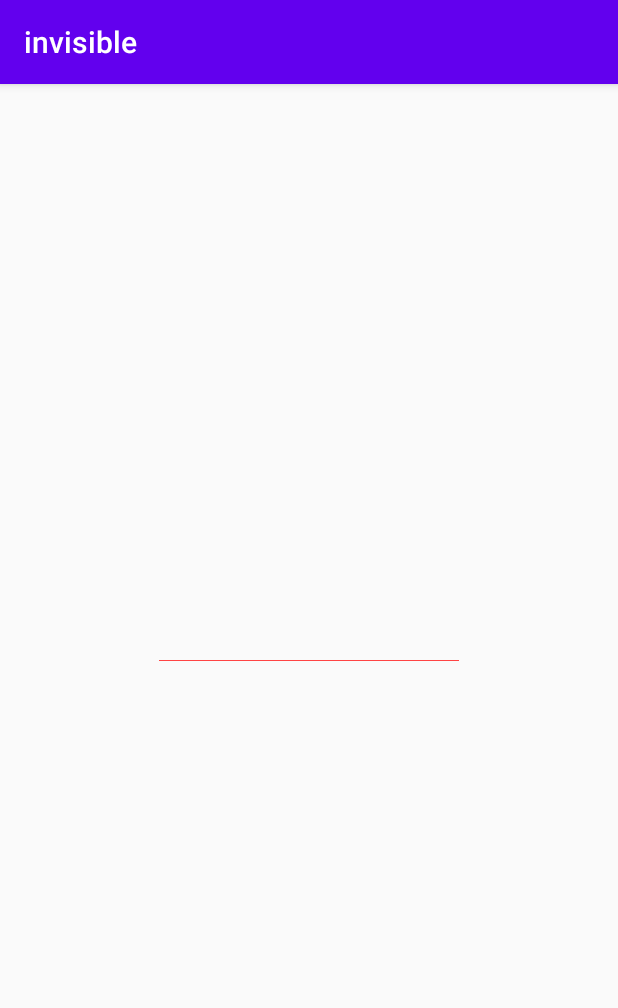
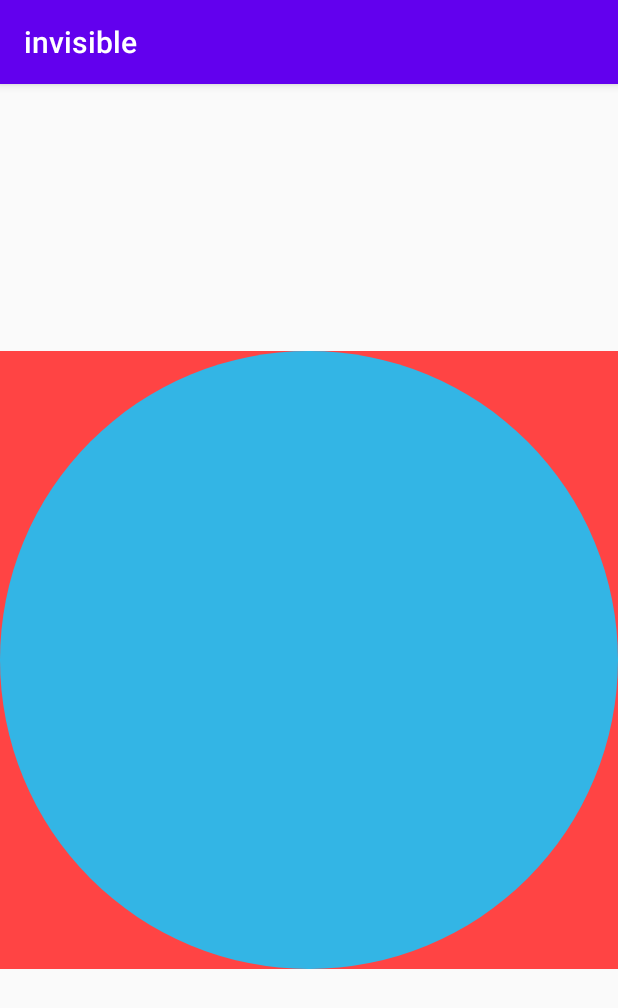
Before and after one commit to YerimYerim/INVISIBLE, an Android app: the screen it shows after launch (MainActivity), on a phone screen of 412 x 824 dp. Shown: the top 1008 px of the screen. Run offline under Robolectric (Android 15) with nearby library versions, the phone set to English and light mode, and no system bars.

Commit message:
배경 사이즈 오타 수정

```diff
--- a/invisible/app/src/main/res/drawable/background.xml
+++ b/invisible/app/src/main/res/drawable/background.xml
@@ -3,8 +3,8 @@
     android:shape="rectangle"
     >
     <size
-        android:width="200dp"
-        android:hight="200dp"
+        android:width="10dp"
+        android:height="10dp"
         />
     <solid
         android:color="@android:color/holo_red_light"/>
--- a/invisible/app/src/main/res/layout/activity_main.xml
+++ b/invisible/app/src/main/res/layout/activity_main.xml
@@ -8,11 +8,23 @@
 
     <ImageView
         android:id="@+id/imageView"
-        android:layout_width="wrap_content"
-        android:layout_height="wrap_content"
+        android:layout_width="0dp"
+        android:layout_height="0dp"
         app:layout_constraintBottom_toBottomOf="parent"
         app:layout_constraintEnd_toEndOf="parent"
         app:layout_constraintStart_toStartOf="parent"
         app:layout_constraintTop_toTopOf="parent"
         app:srcCompat="@drawable/background" />
+
+    <ImageView
+        android:id="@+id/background_oval"
+        android:layout_width="0dp"
+        android:layout_height="0dp"
+        app:layout_constraintBottom_toBottomOf="parent"
+        app:layout_constraintEnd_toEndOf="parent"
+        app:layout_constraintHorizontal_bias="1.0"
+        app:layout_constraintStart_toStartOf="parent"
+        app:layout_constraintTop_toTopOf="parent"
+        app:layout_constraintVertical_bias="0.0"
+        app:srcCompat="@drawable/backgraound_oval" />
 </androidx.constraintlayout.widget.ConstraintLayout>
```
